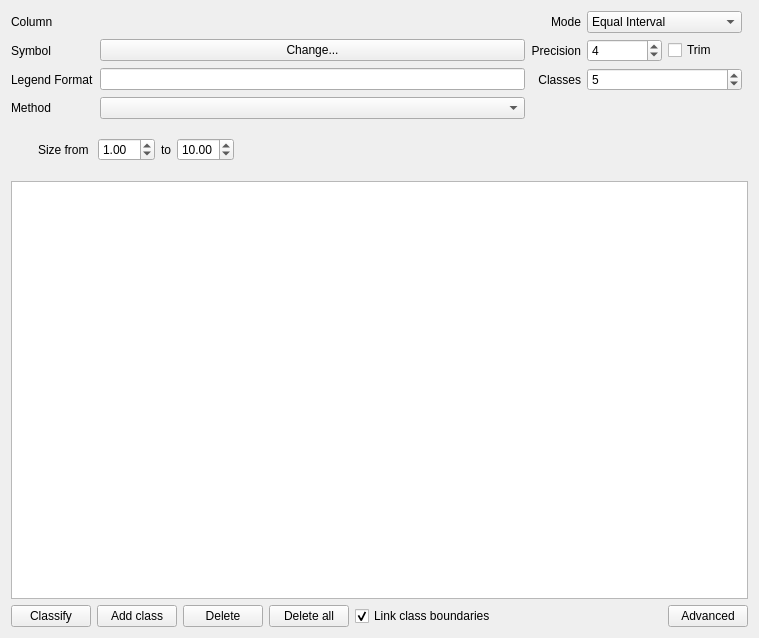
Old version of the form src/ui/qgsgraduatedsymbolrendererv2widget.ui in the repository qgis/QGIS.
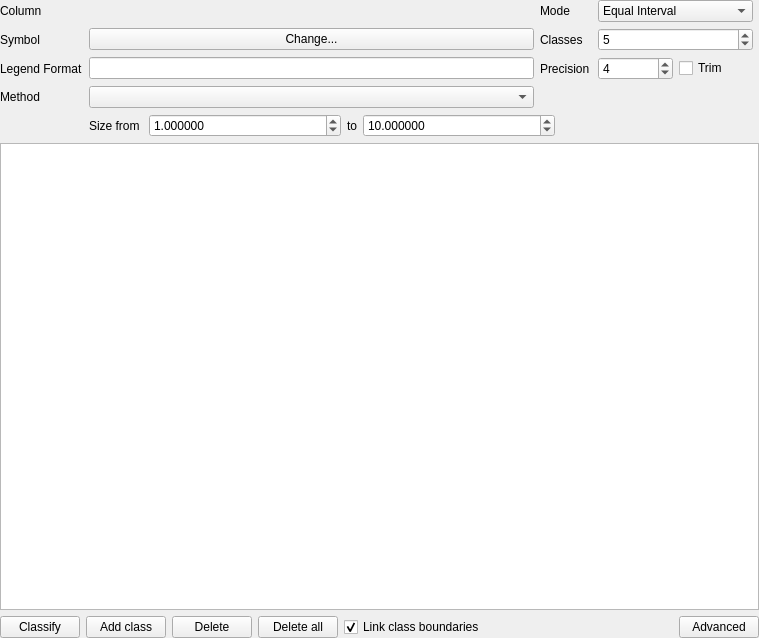
New version of the form. The open tabs and pages were chosen to show the change. Custom widgets are drawn as their Qt base class.

Commit message: Some UI tweaks to graduated renderer widget

Diff of the .ui file:
```diff
--- a/src/ui/qgsgraduatedsymbolrendererv2widget.ui
+++ b/src/ui/qgsgraduatedsymbolrendererv2widget.ui
@@ -10,126 +10,78 @@
     <height>638</height>
    </rect>
   </property>
-  <layout class="QGridLayout" name="gridLayout">
-   <item row="2" column="0" colspan="4">
-    <widget class="QTreeView" name="viewGraduated">
-     <property name="contextMenuPolicy">
-      <enum>Qt::CustomContextMenu</enum>
-     </property>
-     <property name="showDropIndicator" stdset="0">
-      <bool>true</bool>
-     </property>
-     <property name="dragDropMode">
-      <enum>QAbstractItemView::InternalMove</enum>
-     </property>
-     <property name="selectionMode">
-      <enum>QAbstractItemView::ExtendedSelection</enum>
-     </property>
-     <property name="rootIsDecorated">
-      <bool>false</bool>
-     </property>
-     <property name="itemsExpandable">
-      <bool>false</bool>
-     </property>
-     <property name="sortingEnabled">
-      <bool>true</bool>
-     </property>
-    </widget>
+  <layout class="QGridLayout" name="gridLayout" rowstretch="0,1,0,0">
+   <property name="margin">
+    <number>0</number>
+   </property>
+   <item row="3" column="0" colspan="4">
+    <layout class="QHBoxLayout" name="_2">
+     <item>
+      <widget class="QPushButton" name="btnGraduatedClassify">
+       <property name="text">
+        <string>Classify</string>
+       </property>
+      </widget>
+     </item>
+     <item>
+      <widget class="QPushButton" name="btnGraduatedAdd">
+       <property name="text">
+        <string>Add class</string>
+       </property>
+      </widget>
+     </item>
+     <item>
+      <widget class="QPushButton" name="btnGraduatedDelete">
+       <property name="text">
+        <string>Delete</string>
+       </property>
+      </widget>
+     </item>
+     <item>
+      <widget class="QPushButton" name="btnDeleteAllClasses">
+       <property name="text">
+        <string>Delete all</string>
+       </property>
+      </widget>
+     </item>
+     <item>
+      <widget class="QCheckBox" name="cbxLinkBoundaries">
+       <property name="text">
+        <string>Link class boundaries</string>
+       </property>
+       <property name="checked">
+        <bool>true</bool>
+       </property>
+      </widget>
+     </item>
+     <item>
+      <spacer>
+       <property name="orientation">
+        <enum>Qt::Horizontal</enum>
+       </property>
+       <property name="sizeHint" stdset="0">
+        <size>
+         <width>40</width>
+         <height>20</height>
+        </size>
+       </property>
+      </spacer>
+     </item>
+     <item>
+      <widget class="QPushButton" name="btnAdvanced">
+       <property name="text">
+        <string>Advanced</string>
+       </property>
+      </widget>
+     </item>
+    </layout>
    </item>
    <item row="0" column="0" colspan="4">
     <layout class="QGridLayout">
      <property name="rightMargin">
       <number>6</number>
      </property>
-     <item row="4" column="0">
-      <widget class="QLabel" name="label_4">
-       <property name="text">
-        <string>Column</string>
-       </property>
-      </widget>
-     </item>
-     <item row="5" column="2">
-      <widget class="QLabel" name="label_16">
-       <property name="text">
-        <string>Precision</string>
-       </property>
-       <property name="alignment">
-        <set>Qt::AlignRight|Qt::AlignTrailing|Qt::AlignVCenter</set>
-       </property>
-       <property name="buddy">
-        <cstring>spinPrecision</cstring>
-       </property>
-      </widget>
-     </item>
-     <item row="6" column="3">
-      <widget class="QSpinBox" name="spinGraduatedClasses">
-       <property name="sizePolicy">
-        <sizepolicy hsizetype="Minimum" vsizetype="Fixed">
-         <horstretch>0</horstretch>
-         <verstretch>0</verstretch>
-        </sizepolicy>
-       </property>
-       <property name="minimum">
-        <number>1</number>
-       </property>
-       <property name="maximum">
-        <number>999</number>
-       </property>
-       <property name="value">
-        <number>5</number>
-       </property>
-      </widget>
-     </item>
-     <item row="4" column="2">
-      <widget class="QLabel" name="label_8">
-       <property name="text">
-        <string>Mode</string>
-       </property>
-       <property name="alignment">
-        <set>Qt::AlignRight|Qt::AlignTrailing|Qt::AlignVCenter</set>
-       </property>
-       <property name="buddy">
-        <cstring>cboGraduatedMode</cstring>
-       </property>
-      </widget>
-     </item>
-     <item row="4" column="1">
-      <layout class="QHBoxLayout" name="horizontalLayout">
-       <property name="topMargin">
-        <number>0</number>
-       </property>
-       <item>
-        <widget class="QgsFieldExpressionWidget" name="mExpressionWidget" native="true">
-         <property name="minimumSize">
-          <size>
-           <width>10</width>
-           <height>0</height>
-          </size>
-         </property>
-         <property name="maximumSize">
-          <size>
-           <width>500</width>
-           <height>16777215</height>
-          </size>
-         </property>
-        </widget>
-       </item>
-       <item>
-        <spacer name="horizontalSpacer">
-         <property name="orientation">
-          <enum>Qt::Horizontal</enum>
-         </property>
-         <property name="sizeHint" stdset="0">
-          <size>
-           <width>40</width>
-           <height>20</height>
-          </size>
-         </property>
-        </spacer>
-       </item>
-      </layout>
-     </item>
-     <item row="5" column="3">
+     <item row="2" column="4">
       <layout class="QHBoxLayout" name="horizontalLayout_7">
        <item>
         <widget class="QSpinBox" name="spinPrecision">
@@ -167,17 +119,7 @@
        </item>
       </layout>
      </item>
-     <item row="5" column="0">
-      <widget class="QLabel" name="label_6">
-       <property name="text">
-        <string>Symbol</string>
-       </property>
-       <property name="buddy">
-        <cstring>btnChangeGraduatedSymbol</cstring>
-       </property>
-      </widget>
-     </item>
-     <item row="4" column="3">
+     <item row="0" column="4">
       <widget class="QComboBox" name="cboGraduatedMode">
        <item>
         <property name="text">
@@ -206,22 +148,43 @@
        </item>
       </widget>
      </item>
-     <item row="6" column="1">
-      <layout class="QHBoxLayout" name="horizontalLayout_6">
-       <item>
-        <widget class="QLineEdit" name="txtLegendFormat">
-         <property name="toolTip">
-          <string>Template for the legend text associated with each classification.  
-Use &quot;%1&quot; for the lower bound of the classification, and &quot;%2&quot; for the upper bound.</string>
-         </property>
-         <property name="alignment">
-          <set>Qt::AlignLeading|Qt::AlignLeft|Qt::AlignVCenter</set>
-         </property>
-        </widget>
-       </item>
-      </layout>
+     <item row="3" column="0">
+      <widget class="QLabel" name="label_3">
+       <property name="text">
+        <string>Method</string>
+       </property>
+      </widget>
      </item>
-     <item row="6" column="0">
+     <item row="1" column="3">
+      <widget class="QLabel" name="label_5">
+       <property name="text">
+        <string>Classes</string>
+       </property>
+       <property name="buddy">
+        <cstring>spinGraduatedClasses</cstring>
+       </property>
+      </widget>
+     </item>
+     <item row="1" column="4">
+      <widget class="QSpinBox" name="spinGraduatedClasses">
+       <property name="sizePolicy">
+        <sizepolicy hsizetype="Minimum" vsizetype="Fixed">
+         <horstretch>0</horstretch>
+         <verstretch>0</verstretch>
+        </sizepolicy>
+       </property>
+       <property name="minimum">
+        <number>1</number>
+       </property>
+       <property name="maximum">
+        <number>999</number>
+       </property>
+       <property name="value">
+        <number>5</number>
+       </property>
+      </widget>
+     </item>
+     <item row="2" column="0">
       <widget class="QLabel" name="label">
        <property name="text">
         <string>Legend Format</string>
@@ -234,7 +197,208 @@
        </property>
       </widget>
      </item>
-     <item row="5" column="1">
+     <item row="0" column="3">
+      <widget class="QLabel" name="label_8">
+       <property name="text">
+        <string>Mode</string>
+       </property>
+       <property name="buddy">
+        <cstring>cboGraduatedMode</cstring>
+       </property>
+      </widget>
+     </item>
+     <item row="4" column="1" colspan="4">
+      <widget class="QStackedWidget" name="mMethodStackedWidget">
+       <property name="sizePolicy">
+        <sizepolicy hsizetype="Preferred" vsizetype="Minimum">
+         <horstretch>0</horstretch>
+         <verstretch>0</verstretch>
+        </sizepolicy>
+       </property>
+       <property name="maximumSize">
+        <size>
+         <width>16777215</width>
+         <height>50</height>
+        </size>
+       </property>
+       <property name="currentIndex">
+        <number>0</number>
+       </property>
+       <widget class="QWidget" name="page">
+        <layout class="QHBoxLayout" name="horizontalLayout_2" stretch="0,1,0,0">
+         <property name="margin">
+          <number>0</number>
+         </property>
+         <item>
+          <widget class="QLabel" name="label_7">
+           <property name="text">
+            <string>Color ramp</string>
+           </property>
+           <property name="buddy">
+            <cstring>cboGraduatedColorRamp</cstring>
+           </property>
+          </widget>
+         </item>
+         <item>
+          <widget class="QgsColorRampComboBox" name="cboGraduatedColorRamp"/>
+         </item>
+         <item>
+          <widget class="QCheckBox" name="cbxInvertedColorRamp">
+           <property name="text">
+            <string>Invert</string>
+           </property>
+          </widget>
+         </item>
+         <item>
+          <spacer name="horizontalSpacer">
+           <property name="orientation">
+            <enum>Qt::Horizontal</enum>
+           </property>
+           <property name="sizeHint" stdset="0">
+            <size>
+             <width>40</width>
+             <height>20</height>
+            </size>
+           </property>
+          </spacer>
+         </item>
+        </layout>
+       </widget>
+       <widget class="QWidget" name="page_2">
+        <layout class="QHBoxLayout" name="horizontalLayout" stretch="0,1,0,1,1">
+         <property name="margin">
+          <number>0</number>
+         </property>
+         <item>
+          <widget class="QLabel" name="label_10">
+           <property name="text">
+            <string>Size from </string>
+           </property>
+           <property name="buddy">
+            <cstring>cboGraduatedColorRamp</cstring>
+           </property>
+          </widget>
+         </item>
+         <item>
+          <widget class="QgsDoubleSpinBox" name="minSizeSpinBox">
+           <property name="decimals">
+            <number>6</number>
+           </property>
+           <property name="maximum">
+            <double>999999999.000000000000000</double>
+           </property>
+           <property name="singleStep">
+            <double>0.200000000000000</double>
+           </property>
+           <property name="value">
+            <double>1.000000000000000</double>
+           </property>
+           <property name="showClearButton">
+            <bool>false</bool>
+           </property>
+          </widget>
+         </item>
+         <item>
+          <widget class="QLabel" name="label_2">
+           <property name="text">
+            <string>to</string>
+           </property>
+          </widget>
+         </item>
+         <item>
+          <widget class="QgsDoubleSpinBox" name="maxSizeSpinBox">
+           <property name="decimals">
+            <number>6</number>
+           </property>
+           <property name="maximum">
+            <double>999999999.000000000000000</double>
+           </property>
+           <property name="singleStep">
+            <double>0.200000000000000</double>
+           </property>
+           <property name="value">
+            <double>10.000000000000000</double>
+           </property>
+           <property name="showClearButton">
+            <bool>false</bool>
+           </property>
+          </widget>
+         </item>
+         <item>
+          <widget class="QgsUnitSelectionWidget" name="mSizeUnitWidget" native="true">
+           <property name="minimumSize">
+            <size>
+             <width>14</width>
+             <height>0</height>
+            </size>
+           </property>
+           <property name="focusPolicy">
+            <enum>Qt::StrongFocus</enum>
+           </property>
+          </widget>
+         </item>
+        </layout>
+       </widget>
+      </widget>
+     </item>
+     <item row="1" column="0">
+      <widget class="QLabel" name="label_6">
+       <property name="text">
+        <string>Symbol</string>
+       </property>
+       <property name="buddy">
+        <cstring>btnChangeGraduatedSymbol</cstring>
+       </property>
+      </widget>
+     </item>
+     <item row="2" column="3">
+      <widget class="QLabel" name="label_16">
+       <property name="text">
+        <string>Precision</string>
+       </property>
+       <property name="buddy">
+        <cstring>spinPrecision</cstring>
+       </property>
+      </widget>
+     </item>
+     <item row="0" column="0">
+      <widget class="QLabel" name="label_4">
+       <property name="text">
+        <string>Column</string>
+       </property>
+      </widget>
+     </item>
+     <item row="0" column="1" colspan="2">
+      <widget class="QgsFieldExpressionWidget" name="mExpressionWidget">
+       <property name="minimumSize">
+        <size>
+         <width>10</width>
+         <height>0</height>
+        </size>
+       </property>
+       <property name="maximumSize">
+        <size>
+         <width>500</width>
+         <height>16777215</height>
+        </size>
+       </property>
+       <property name="focusPolicy">
+        <enum>Qt::StrongFocus</enum>
+       </property>
+      </widget>
+     </item>
+     <item row="2" column="1" colspan="2">
+      <widget class="QLineEdit" name="txtLegendFormat">
+       <property name="toolTip">
+        <string>Template for the legend text associated with each classification.  
+Use &quot;%1&quot; for the lower bound of the classification, and &quot;%2&quot; for the upper bound.</string>
+       </property>
+       <property name="alignment">
+        <set>Qt::AlignLeading|Qt::AlignLeft|Qt::AlignVCenter</set>
+       </property>
+      </widget>
+     </item>
+     <item row="1" column="1" colspan="2">
       <widget class="QPushButton" name="btnChangeGraduatedSymbol">
        <property name="sizePolicy">
         <sizepolicy hsizetype="Minimum" vsizetype="Fixed">
@@ -247,224 +411,55 @@
        </property>
       </widget>
      </item>
-     <item row="6" column="2">
-      <widget class="QLabel" name="label_5">
-       <property name="text">
-        <string>Classes</string>
-       </property>
-       <property name="alignment">
-        <set>Qt::AlignRight|Qt::AlignTrailing|Qt::AlignVCenter</set>
-       </property>
-       <property name="buddy">
-        <cstring>spinGraduatedClasses</cstring>
-       </property>
-      </widget>
-     </item>
-     <item row="7" column="0">
-      <widget class="QLabel" name="label_3">
-       <property name="text">
-        <string>Method</string>
-       </property>
-      </widget>
-     </item>
-     <item row="7" column="1">
+     <item row="3" column="1" colspan="2">
       <widget class="QComboBox" name="methodComboBox"/>
      </item>
     </layout>
    </item>
-   <item row="3" column="0" colspan="4">
-    <layout class="QHBoxLayout" name="_2">
-     <item>
-      <widget class="QPushButton" name="btnGraduatedClassify">
-       <property name="text">
-        <string>Classify</string>
-       </property>
-      </widget>
-     </item>
-     <item>
-      <widget class="QPushButton" name="btnGraduatedAdd">
-       <property name="text">
-        <string>Add class</string>
-       </property>
-      </widget>
-     </item>
-     <item>
-      <widget class="QPushButton" name="btnGraduatedDelete">
-       <property name="text">
-        <string>Delete</string>
-       </property>
-      </widget>
-     </item>
-     <item>
-      <widget class="QPushButton" name="btnDeleteAllClasses">
-       <property name="text">
-        <string>Delete all</string>
-       </property>
-      </widget>
-     </item>
-     <item>
-      <widget class="QCheckBox" name="cbxLinkBoundaries">
-       <property name="text">
-        <string>Link class boundaries</string>
-       </property>
-       <property name="checked">
-        <bool>true</bool>
-       </property>
-      </widget>
-     </item>
-     <item>
-      <spacer>
-       <property name="orientation">
-        <enum>Qt::Horizontal</enum>
-       </property>
-       <property name="sizeHint" stdset="0">
-        <size>
-         <width>40</width>
-         <height>20</height>
-        </size>
-       </property>
-      </spacer>
-     </item>
-     <item>
-      <widget class="QPushButton" name="btnAdvanced">
-       <property name="text">
-        <string>Advanced</string>
-       </property>
-      </widget>
-     </item>
-    </layout>
-   </item>
-   <item row="1" column="3">
-    <widget class="QStackedWidget" name="stackedWidget">
-     <property name="sizePolicy">
-      <sizepolicy hsizetype="Preferred" vsizetype="Minimum">
-       <horstretch>0</horstretch>
-       <verstretch>0</verstretch>
-      </sizepolicy>
+   <item row="1" column="0" rowspan="2" colspan="4">
+    <widget class="QTreeView" name="viewGraduated">
+     <property name="contextMenuPolicy">
+      <enum>Qt::CustomContextMenu</enum>
      </property>
-     <property name="maximumSize">
-      <size>
-       <width>16777215</width>
-       <height>50</height>
-      </size>
+     <property name="showDropIndicator" stdset="0">
+      <bool>true</bool>
      </property>
-     <property name="currentIndex">
-      <number>0</number>
+     <property name="dragDropMode">
+      <enum>QAbstractItemView::InternalMove</enum>
      </property>
-     <widget class="QWidget" name="page">
-      <layout class="QGridLayout" name="gridLayout_2">
-       <item row="0" column="3">
-        <widget class="QCheckBox" name="cbxInvertedColorRamp">
-         <property name="text">
-          <string>Invert</string>
-         </property>
-        </widget>
-       </item>
-       <item row="0" column="1">
-        <widget class="QLabel" name="label_7">
-         <property name="text">
-          <string>Color ramp</string>
-         </property>
-         <property name="buddy">
-          <cstring>cboGraduatedColorRamp</cstring>
-         </property>
-        </widget>
-       </item>
-       <item row="0" column="2">
-        <widget class="QgsColorRampComboBox" name="cboGraduatedColorRamp"/>
-       </item>
-       <item row="0" column="4">
-        <spacer name="horizontalSpacer_2">
-         <property name="orientation">
-          <enum>Qt::Horizontal</enum>
-         </property>
-         <property name="sizeHint" stdset="0">
-          <size>
-           <width>208</width>
-           <height>20</height>
-          </size>
-         </property>
-        </spacer>
-       </item>
-      </layout>
-     </widget>
-     <widget class="QWidget" name="page_2">
-      <layout class="QGridLayout" name="gridLayout_4">
-       <item row="0" column="2">
-        <widget class="QDoubleSpinBox" name="minSizeSpinBox">
-         <property name="value">
-          <double>1.000000000000000</double>
-         </property>
-        </widget>
-       </item>
-       <item row="0" column="4">
-        <widget class="QDoubleSpinBox" name="maxSizeSpinBox">
-         <property name="value">
-          <double>10.000000000000000</double>
-         </property>
-        </widget>
-       </item>
-       <item row="0" column="5">
-        <widget class="QgsUnitSelectionWidget" name="mSizeUnitWidget" native="true">
-         <property name="minimumSize">
-          <size>
-           <width>14</width>
-           <height>0</height>
-          </size>
-         </property>
-         <property name="focusPolicy">
-          <enum>Qt::StrongFocus</enum>
-         </property>
-        </widget>
-       </item>
-       <item row="0" column="3">
-        <widget class="QLabel" name="label_2">
-         <property name="text">
-          <string>to</string>
-         </property>
-        </widget>
-       </item>
-       <item row="0" column="1">
-        <widget class="QLabel" name="label_10">
-         <property name="text">
-          <string>Size from </string>
-         </property>
-         <property name="buddy">
-          <cstring>cboGraduatedColorRamp</cstring>
-         </property>
-        </widget>
-       </item>
-       <item row="0" column="6">
-        <spacer name="horizontalSpacer_3">
-         <property name="orientation">
-          <enum>Qt::Horizontal</enum>
-         </property>
-         <property name="sizeHint" stdset="0">
-          <size>
-           <width>190</width>
-           <height>20</height>
-          </size>
-         </property>
-        </spacer>
-       </item>
-      </layout>
-     </widget>
+     <property name="selectionMode">
+      <enum>QAbstractItemView::ExtendedSelection</enum>
+     </property>
+     <property name="rootIsDecorated">
+      <bool>false</bool>
+     </property>
+     <property name="itemsExpandable">
+      <bool>false</bool>
+     </property>
+     <property name="sortingEnabled">
+      <bool>true</bool>
+     </property>
     </widget>
    </item>
   </layout>
  </widget>
  <customwidgets>
+  <customwidget>
+   <class>QgsDoubleSpinBox</class>
+   <extends>QDoubleSpinBox</extends>
+   <header>qgsdoublespinbox.h</header>
+  </customwidget>
+  <customwidget>
+   <class>QgsFieldExpressionWidget</class>
+   <extends>QWidget</extends>
+   <header>qgsfieldexpressionwidget.h</header>
+   <container>1</container>
+  </customwidget>
   <customwidget>
    <class>QgsColorRampComboBox</class>
    <extends>QComboBox</extends>
    <header>qgscolorrampcombobox.h</header>
   </customwidget>
-  <customwidget>
-   <class>QgsFieldExpressionWidget</class>
-   <extends>QWidget</extends>
-   <header location="global">qgsfieldexpressionwidget.h</header>
-   <container>1</container>
-  </customwidget>
   <customwidget>
    <class>QgsUnitSelectionWidget</class>
    <extends>QWidget</extends>
```
Left out of the diff: 12 changed lines with no effect on the pictures. The commit also changes 2 other files.
